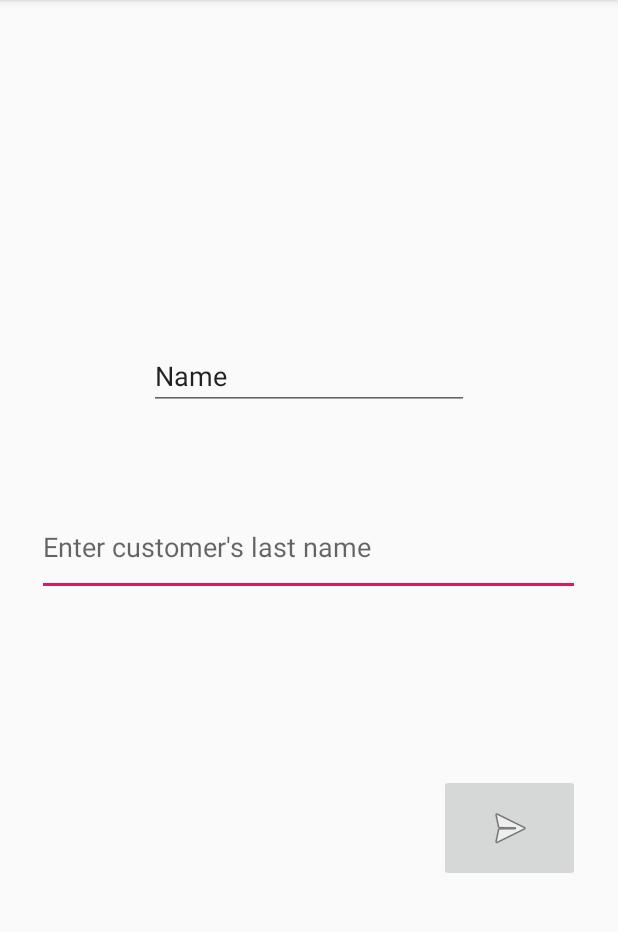
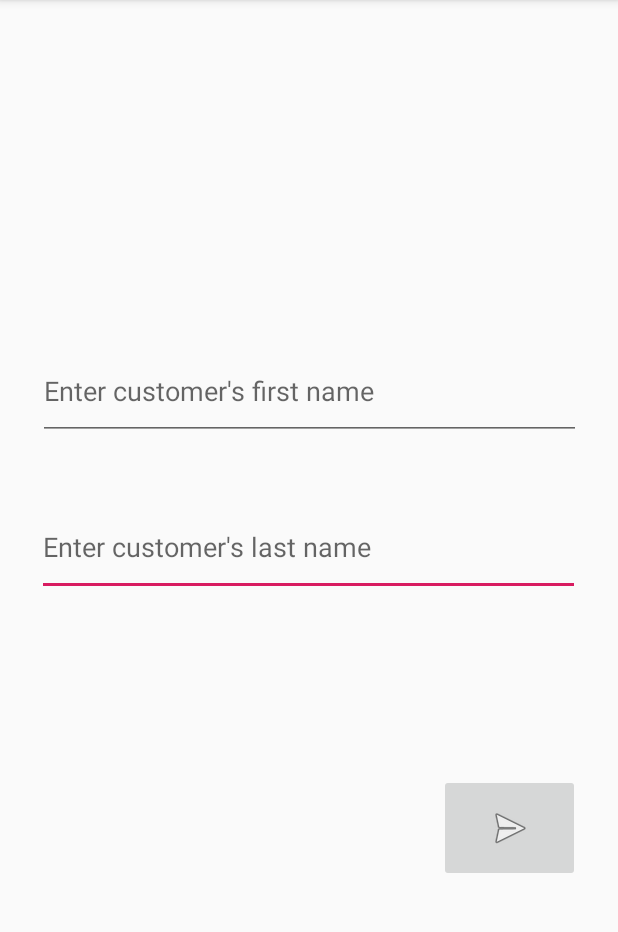
Before and after one commit to jameswei1/Peer-One-Network, an Android app: the Enter_Firstname_Lastname screen opened directly, with no data from a screen before it, on a phone screen of 412 x 824 dp, the part 84-1016 px from its top. Run offline under Robolectric (Android 15) with nearby library versions, the phone set to English and light mode, and no system bars.

Commit message:
Task Done:
Search customers with first name and last name.

```diff
--- a/app/src/main/java/sharora/mysubscription/Enter_Firstname_Lastname.java
+++ b/app/src/main/java/sharora/mysubscription/Enter_Firstname_Lastname.java
@@ -10,17 +10,17 @@ import androidx.appcompat.app.AppCompatActivity;
 
 public class Enter_Firstname_Lastname extends AppCompatActivity {
 
-    EditText macidentered;
+    EditText firstname,lastname;
     ImageButton snd;
 
-    String custmacid;
+    String First_name,Last_name,Fire_name;
     @Override
     protected void onCreate(Bundle savedInstanceState) {
         super.onCreate(savedInstanceState);
         setContentView(R.layout.activity_enter__firstname__lastname);
-        macidentered = (EditText)findViewById(R.id.macidenter);
+        firstname = (EditText)findViewById(R.id.firstname);
         snd = (ImageButton)findViewById(R.id.send);
-
+        lastname = (EditText)findViewById(R.id.lastname);
         snd.setOnClickListener(new View.OnClickListener() {
             @Override
             public void onClick(View v) {
@@ -31,9 +31,11 @@ public class Enter_Firstname_Lastname extends AppCompatActivity {
 
     public void GoToDisplayCustomer(){
 
-        custmacid = macidentered.getText().toString();
+        First_name = firstname.getText().toString();
+        Last_name = lastname.getText().toString();
+        Fire_name = First_name+Last_name;
         Intent intent = new Intent(this, DisplayUsers.class);
-        intent.putExtra("MAC ID",custmacid);
+        intent.putExtra("NAME ID",Fire_name.toLowerCase());
         startActivity(intent);
     }
 }
--- a/app/src/main/res/layout/activity_enter__firstname__lastname.xml
+++ b/app/src/main/res/layout/activity_enter__firstname__lastname.xml
@@ -8,7 +8,7 @@
     tools:context=".Enter_Firstname_Lastname">
 
     <EditText
-        android:id="@+id/macidenter"
+        android:id="@+id/lastname"
         android:layout_width="362dp"
         android:layout_height="65dp"
         android:layout_marginStart="8dp"
@@ -36,15 +36,15 @@
         app:srcCompat="@android:drawable/ic_menu_send" />
 
     <EditText
-        android:id="@+id/editText"
-        android:layout_width="wrap_content"
-        android:layout_height="wrap_content"
+        android:id="@+id/firstname"
+        android:layout_width="362dp"
+        android:layout_height="65dp"
         android:layout_marginStart="8dp"
         android:layout_marginTop="228dp"
         android:layout_marginEnd="8dp"
         android:ems="10"
+        android:hint="Enter customer's first name"
         android:inputType="textPersonName"
-        android:text="Name"
         app:layout_constraintEnd_toEndOf="parent"
         app:layout_constraintStart_toStartOf="parent"
         app:layout_constraintTop_toTopOf="parent" />
```
Also changed, not shown: app/src/main/java/sharora/mysubscription/DisplayUsers.java (+10 -10 lines).
